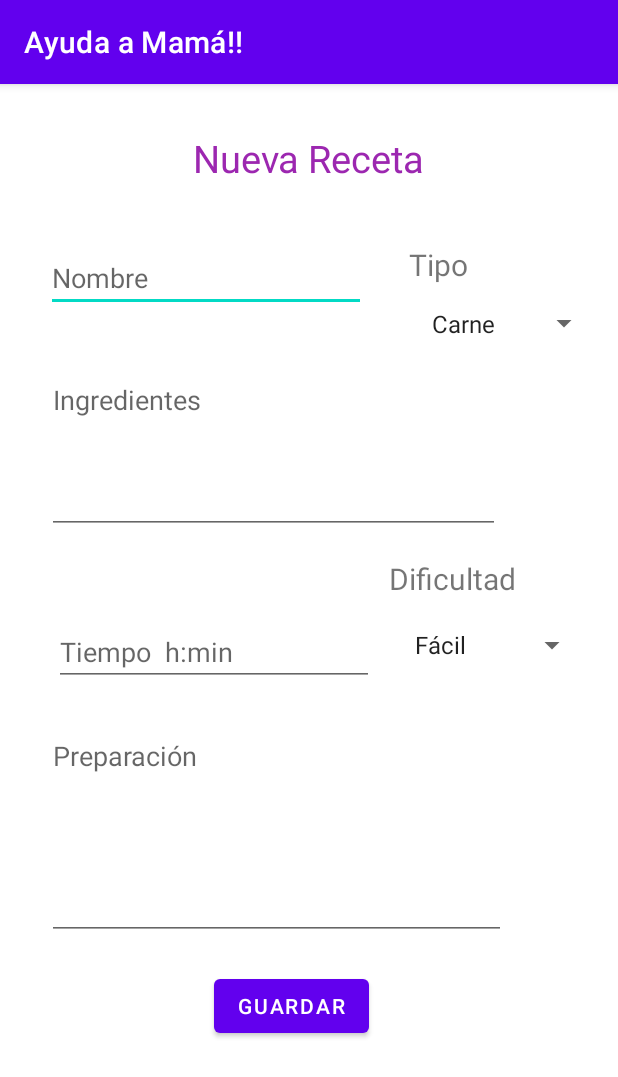
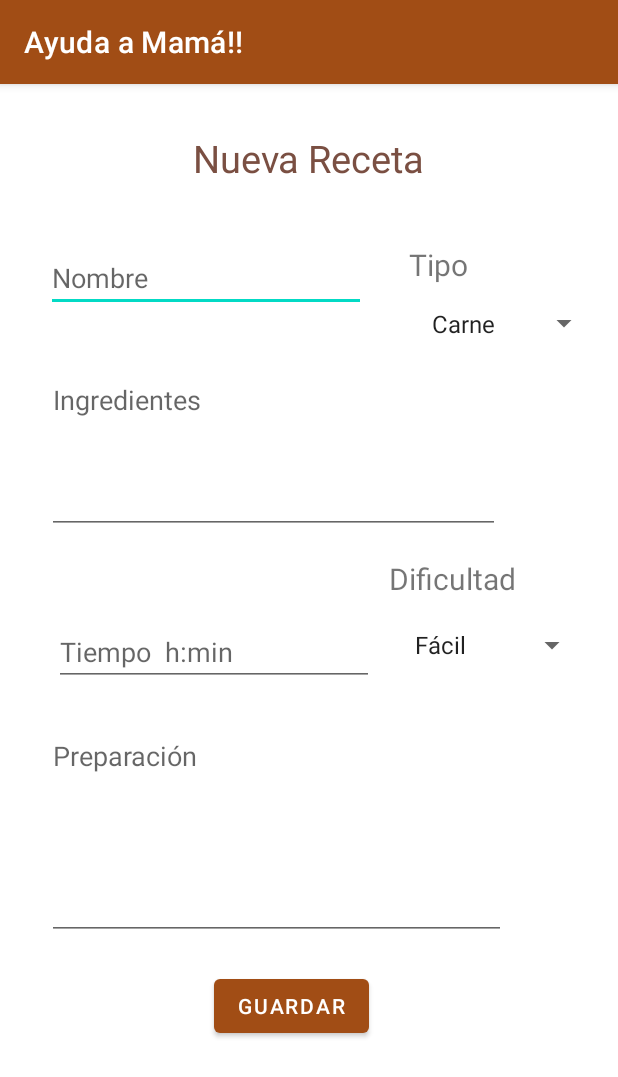
Before and after one commit to VictorHernandezJ/Prueba, an Android app: the AgregarReceta screen opened directly, with no data from a screen before it, on a phone screen of 412 x 824 dp. Shown: the top 1077 px of the screen. Run offline under Robolectric (Android 15) with nearby library versions, the phone set to English and light mode, and no system bars; Roboto replaces fonts that are not available here.

Commit message:
Cambio en los colores de botones de inicio de sesión

```diff
--- a/app/src/main/res/layout/ly_agregar_receta.xml
+++ b/app/src/main/res/layout/ly_agregar_receta.xml
@@ -12,7 +12,7 @@
         android:layout_height="wrap_content"
         android:layout_marginTop="32dp"
         android:text="Nueva Receta"
-        android:textColor="#9C27B0"
+        android:textColor="#7A4F42"
         android:textSize="25sp"
         app:layout_constraintEnd_toEndOf="parent"
         app:layout_constraintStart_toStartOf="parent"
--- a/app/src/main/res/layout/ly_iniciar_sesion.xml
+++ b/app/src/main/res/layout/ly_iniciar_sesion.xml
@@ -33,6 +33,7 @@
 
     <Button
         android:id="@+id/btnIniciarSesion"
+        style="@style/Widget.AppCompat.Button.Colored"
         android:layout_width="wrap_content"
         android:layout_height="wrap_content"
         android:layout_marginTop="32dp"
--- a/app/src/main/res/values/colors.xml
+++ b/app/src/main/res/values/colors.xml
@@ -1,7 +1,7 @@
 <?xml version="1.0" encoding="utf-8"?>
 <resources>
     <color name="purple_200">#FFBB86FC</color>
-    <color name="purple_500">#FF6200EE</color>
+    <color name="purple_500">#A14D15</color>
     <color name="purple_700">#FF3700B3</color>
     <color name="teal_200">#FF03DAC5</color>
     <color name="teal_700">#FF018786</color>
```
